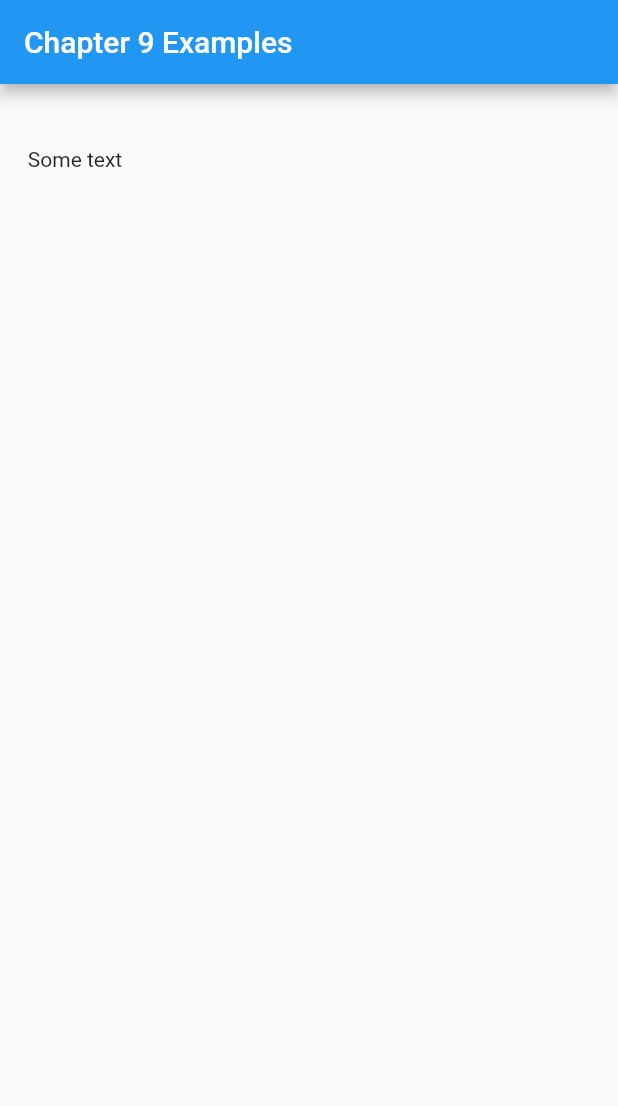
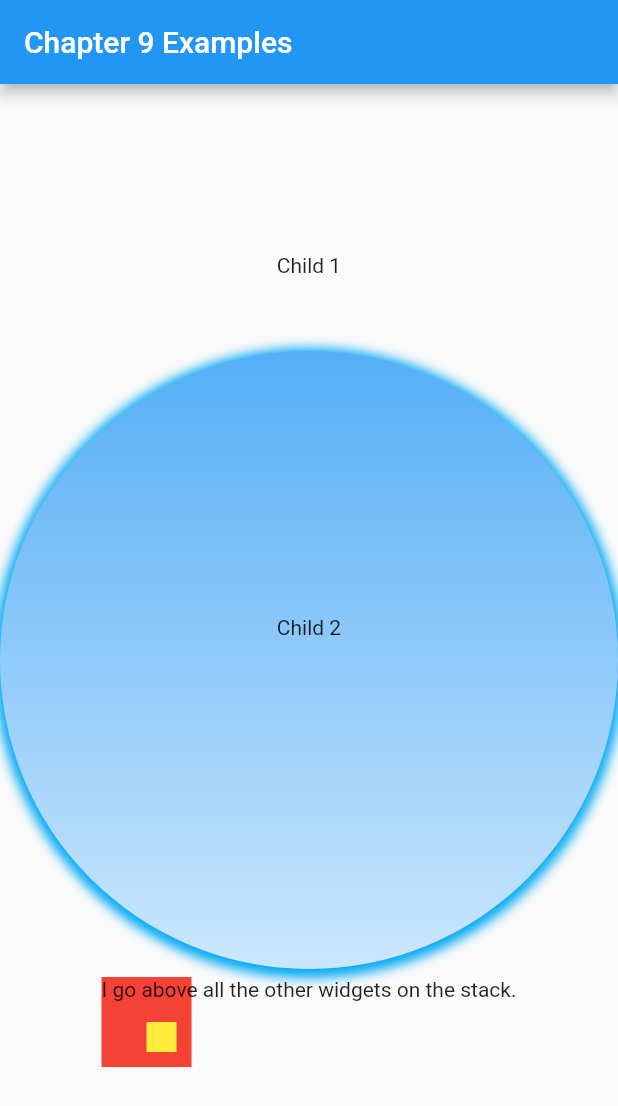
Before and after one commit to AntsInMyEy3sJohnson/KnowledgeBaseDartGoogleFlutter, a Flutter app: the screen it shows after launch, on a phone screen of 412 x 824 dp. Shown: the top 1106 px of the screen. Run offline on Flutter 3.47's test engine with Material 2 defaults, Android fonts, the light colour scheme and no system bars.

Commit message:
Container, BoxDecoration, Row, Column, Center, Stack, Positioned

```diff
--- a/Chapter9_BasicsOfFlutter/chapter_9_examples/lib/main.dart
+++ b/Chapter9_BasicsOfFlutter/chapter_9_examples/lib/main.dart
@@ -1,4 +1,5 @@
 import 'package:flutter/material.dart';
+import 'package:flutter/painting.dart';
 
 void main() {
   runApp(MyApp());
@@ -18,18 +19,56 @@ class MyApp extends StatelessWidget {
           title: Text("Chapter 9 Examples"),
         ),
         body: Container(
-          child: Center(
-            child: Row(
-              mainAxisAlignment: MainAxisAlignment.spaceAround,
-              children: [
-                Text("Some text"),
+          child: Column(
+            mainAxisAlignment: MainAxisAlignment.spaceAround,
+            crossAxisAlignment: CrossAxisAlignment.stretch,
+            children: [
+              Center(child: Text("Child 1")),
+              Center(child: Text("Child 2")),
+              Center(
+                child: Stack(
+                  children: [
+                    Container(
+                      width: 60,
+                      height: 60,
+                      decoration: BoxDecoration(
+                        color: Colors.red,
+                      ),
+                    ),
+                    Positioned(
+                      // Those positions refer to the parent widget
+                      top: 30,
+                      left: 30,
+                      child: Container(
+                        width: 20,
+                        height: 20,
+                        decoration: BoxDecoration(color: Colors.yellow),
+                      ),
+                    ),
+                    Text("I go above all the other widgets on the stack."),
+                  ],
+                ),
+              )
+            ],
+          ),
+          decoration: BoxDecoration(
+            shape: BoxShape.circle,
+            boxShadow: [
+              BoxShadow(
+                color: Colors.lightBlue,
+                spreadRadius: 4,
+                blurRadius: 6,
+                offset: Offset(0, 2),
+              ),
+            ],
+            gradient: LinearGradient(
+              begin: Alignment.topCenter,
+              end: Alignment.bottomCenter,
+              colors: [
+                Colors.blue,
+                Colors.white,
               ],
             ),
-          ),
-          width: 100,
-          height: 100,
-          decoration: BoxDecoration(
-            shape: BoxShape.circle
           ),
         ),
       ),
```
Also changed, not shown: Chapter9_BasicsOfFlutter/main.dart (+10 -0 lines).
